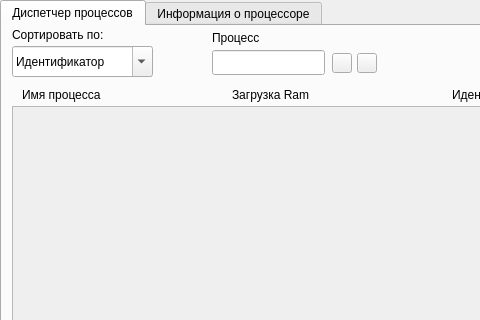
APridy/TaskManagerLinux, file mainwindow.ui: the form before one commit; both pictures show x 0 to 480 and y 0 to 320 of the 1125 by 670 pixel window.
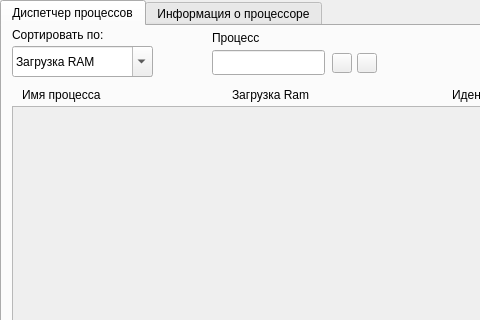
The form after the commit. Icons and pictures are not drawn.

What changed in the file:
```diff
--- a/mainwindow.ui
+++ b/mainwindow.ui
@@ -103,11 +103,6 @@
       <property name="editable">
        <bool>true</bool>
       </property>
-      <item>
-       <property name="text">
-        <string>Идентификатор</string>
-       </property>
-      </item>
       <item>
        <property name="text">
         <string>Загрузка RAM</string>
```
Left out of the diff: 7 changed lines with no effect on the pictures.
